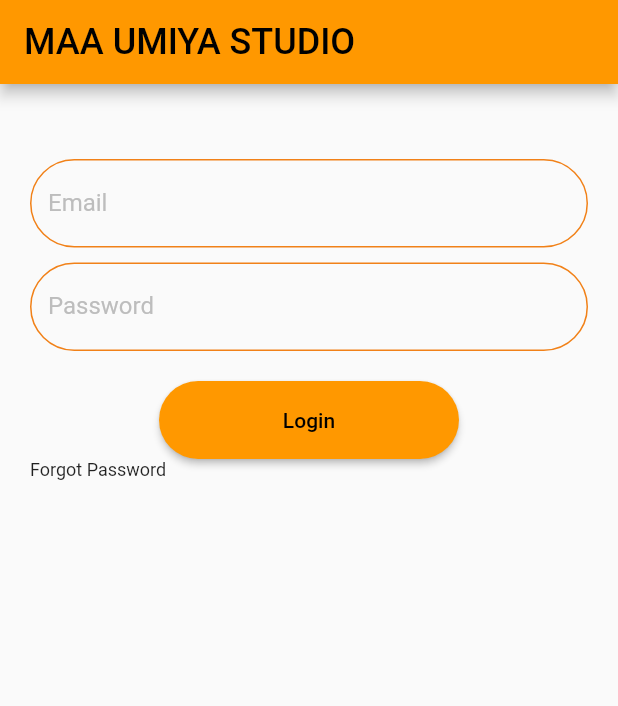
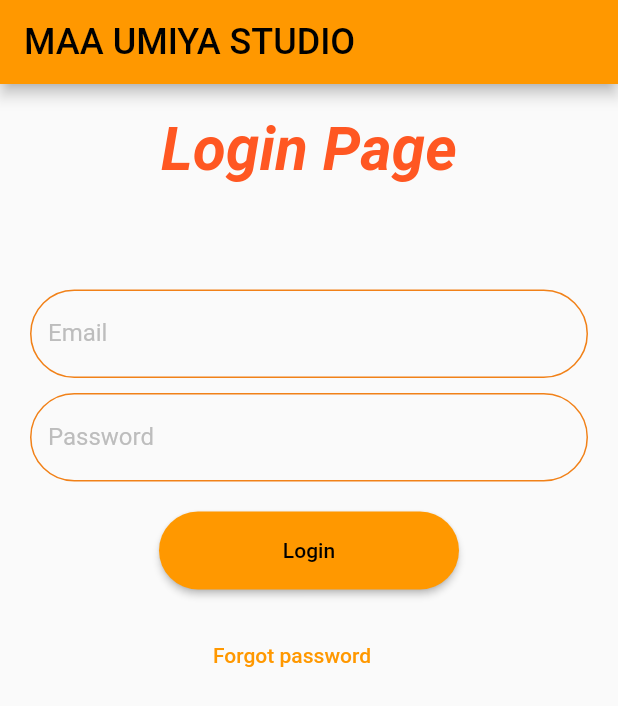
Before and after one commit to Drupal-Patel/practise, a Flutter app: the screen it shows after launch, on a phone screen of 412 x 824 dp. Shown: the top 706 px of the screen. Run offline on Flutter 3.47's test engine with Material 2 defaults, Android fonts, the phone set to English and light mode, and no system bars.

Commit message:
login screen editing

```diff
--- a/lib/Login_Page/login_page_screen.dart
+++ b/lib/Login_Page/login_page_screen.dart
@@ -1,14 +1,31 @@
 import 'package:flutter/material.dart';
 
-class LoginPage extends StatelessWidget {
+class LoginPage extends StatefulWidget {
   const LoginPage({
     super.key,
   });
 
   @override
+  State<LoginPage> createState() => _LoginPageState();
+}
+
+class _LoginPageState extends State<LoginPage> {
+  @override
   Widget build(BuildContext context) {
-    return Column(
+    return SingleChildScrollView(
+      child: Column(
         children: [
+          const Padding(
+            padding: EdgeInsets.all(20),
+            child: Text(
+              'Login Page',
+              style: TextStyle(
+                  fontStyle: FontStyle.italic,
+                  fontSize: 40,
+                  fontWeight: FontWeight.bold,
+                  color: Colors.deepOrange),
+            ),
+          ),
           Padding(
             padding: const EdgeInsets.only(top: 50, left: 20, right: 20),
             child: TextField(
@@ -19,8 +36,8 @@ class LoginPage extends StatelessWidget {
                   fontSize: 16.0,
                 ),
                 enabledBorder: OutlineInputBorder(
-                borderSide:
-                    const BorderSide(color: Color.fromARGB(255, 241, 129, 24)),
+                  borderSide: const BorderSide(
+                      color: Color.fromARGB(255, 241, 129, 24)),
                   borderRadius: BorderRadius.circular(30.0),
                 ),
                 focusedBorder: OutlineInputBorder(
@@ -43,8 +60,8 @@ class LoginPage extends StatelessWidget {
                   fontSize: 16.0,
                 ),
                 enabledBorder: OutlineInputBorder(
-                borderSide:
-                    const BorderSide(color: Color.fromARGB(255, 241, 129, 24)),
+                  borderSide: const BorderSide(
+                      color: Color.fromARGB(255, 241, 129, 24)),
                   borderRadius: BorderRadius.circular(30.0),
                 ),
                 focusedBorder: OutlineInputBorder(
@@ -68,18 +85,24 @@ class LoginPage extends StatelessWidget {
             ),
             child: const Text('Login'),
           ),
+          const SizedBox(
+            height: 20,
+          ),
           Row(
-          children: const [
+            children: [
               Padding(
-              padding: EdgeInsets.only(left: 20, right: 20),
-              child: Text(
-                'Forgot Password',
-                style: TextStyle(fontSize: 12),
-              ),
+                padding: EdgeInsets.only(left: 134, right: 20),
+                // child: Text(
+                //   'Forgot Password',
+                //   style: TextStyle(fontSize: 14),
+                // ),
+                child: TextButton(
+                    onPressed: () {}, child: Text('Forgot password')),
               ),
             ],
           ),
         ],
+      ),
     );
   }
 }
--- a/lib/Splash_Screen/splash_screen.dart
+++ b/lib/Splash_Screen/splash_screen.dart
@@ -25,7 +25,7 @@ class _SplashState extends State<Splash> {
   @override
   Widget build(BuildContext context) {
     return Scaffold(
-      backgroundColor: Color.fromARGB(255, 223, 144, 26),
+      backgroundColor: const Color.fromARGB(255, 223, 144, 26),
       body: Center(
         child: Container(
           decoration: const BoxDecoration(
--- a/pubspec.yaml
+++ b/pubspec.yaml
@@ -61,7 +61,7 @@ flutter:
   # To add assets to your application, add an assets section, like this:
   assets:
     - assets/MAA UMIYA STUDIO LOGO.png
-  #   - images/a_dot_ham.jpeg
+    - assets/login.png
 
   # An image asset can refer to one or more resolution-specific "variants", see
   # https://flutter.dev/assets-and-images/#resolution-aware
```
Also changed, not shown: assets/login.png (added). Lines whose indentation alone changed are shown as unchanged.
